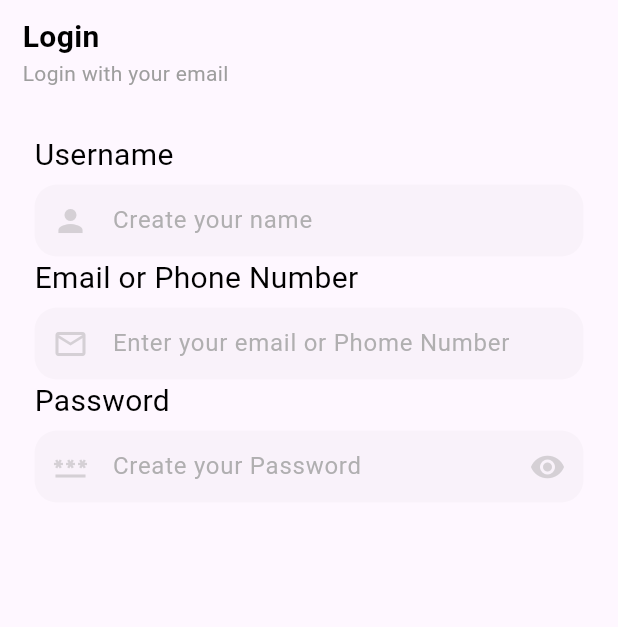
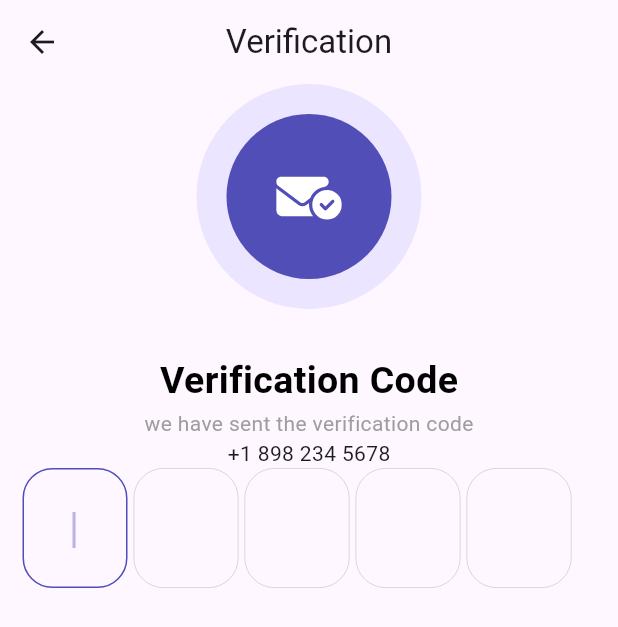
Before and after one commit to ibrahimalnagar45/Kutuku, a Flutter app: the Registerview screen opened by its route, after a tap on "LogIn", on a phone screen of 412 x 824 dp. Shown: the top 627 px of the screen. Run offline on Flutter 3.47's test engine with Material 3 defaults, Android fonts, the phone set to English and light mode, and no system bars; our stand-ins replace flutter_svg, go_router; missing offline and left inert: awesome_icons.

Commit message:
Add login and verification views with necessary widgets
- Added LoginView and VerificationView with respective widgets for authentication
  process. Also included necessary changes in routes and widgets for seamless
  navigation and user interaction.

```diff
--- a/lib/constants.dart
+++ b/lib/constants.dart
@@ -1,9 +1,11 @@
 import 'package:flutter/material.dart';
 import 'package:kutuku/features/onboarding/data/models/slider_model.dart';
 
+const String kAppName = "Kutuku";
+const Color kPrimaryColor = Color(0xff514eb7);
+  Color kSecondaryColor = Colors.grey.withOpacity(.5);
 const double kPrimaryPadding = 15;
-const Color kPrimaryColor = Color(0xff514eb7);
-const String kAppName = "Kutuku";
+
 const List<SliderModel> kSliders = [
   SliderModel(
       image: 'assets/images/onboarding1.jpeg',
--- a/lib/core/utils/routes.dart
+++ b/lib/core/utils/routes.dart
@@ -1,16 +1,16 @@
 import 'package:go_router/go_router.dart';
 import 'package:kutuku/features/auth/presentation/views/register_view.dart';
-import 'package:kutuku/features/auth/presentation/views/widgets/login_view.dart';
+import 'package:kutuku/features/auth/presentation/views/login_view.dart';
+import 'package:kutuku/features/auth/presentation/views/verification_view.dart';
 import 'package:kutuku/features/onboarding/presentation/views/onboarding_view.dart';
 
 import '../../features/splash/presentaion/views/splah_view.dart';
 
 abstract class AppRoutes {
-  static const String kONboarding = '/onboarding1';
+  static const String kONboarding = '/onboardingview';
   static const String kRgister = '/registerView';
   static const String kLogin = '/LoginView';
-
-
+  static const String kVerfication = '/verificationView';
 
   static final routes = GoRouter(
     initialLocation: '/splash',
@@ -27,10 +27,14 @@ abstract class AppRoutes {
         path: kRgister,
         builder: (context, state) => const Registerview(),
       ),
-       GoRoute(
+      GoRoute(
         path: kLogin,
         builder: (context, state) => const LoginView(),
       ),
+      GoRoute(
+        path: kVerfication,
+        builder: (context, state) => const VerificationView(),
+      )
     ],
   );
 }
--- a/lib/core/utils/widgets/icon_text_button.dart
+++ b/lib/core/utils/widgets/icon_text_button.dart
@@ -1,6 +1,4 @@
-
 import 'package:flutter/material.dart';
-
 import '../../../constants.dart';
 import '../styles.dart';
 
@@ -32,10 +30,10 @@ class IconTextButton extends StatelessWidget {
             prefixIcon!,
             scale: 7,
           ),
-            IconButton(
+          Center(
+            child: IconButton(
               onPressed: onPressed,
-              icon: Center(
-                child: Text(
+              icon: Text(
                 text,
                 style: colored
                     ? Styles.titleStyle.copyWith(color: Colors.white)
--- /dev/null
+++ b/lib/features/auth/presentation/views/verification_view.dart
@@ -0,0 +1,20 @@
+import 'package:flutter/material.dart';
+import 'package:kutuku/constants.dart';
+import 'package:kutuku/features/auth/presentation/views/widgets/verification_view_body.dart';
+
+import 'widgets/verification_view_appbar.dart';
+
+class VerificationView extends StatelessWidget {
+  const VerificationView({super.key});
+
+  @override
+  Widget build(BuildContext context) {
+    return Scaffold(
+      appBar: verificationViewAppBar(),
+      body: const Padding(
+        padding: EdgeInsets.symmetric(horizontal: kPrimaryPadding),
+        child: VerificationViewBody(),
+      ),
+    );
+  }
+}
--- a/lib/features/auth/presentation/views/widgets/register_view_body.dart
+++ b/lib/features/auth/presentation/views/widgets/register_view_body.dart
@@ -1,4 +1,5 @@
 import 'package:flutter/cupertino.dart';
+import 'package:flutter/gestures.dart';
 import 'package:flutter/material.dart';
 import 'package:flutter/widgets.dart';
 import 'package:go_router/go_router.dart';
@@ -82,7 +83,7 @@ class _RegisterViewBodyState extends State<RegisterViewBody> {
           CustomButton(
             text: 'LogIn',
             onPressed: () {
-              GoRouter.of(context).push(AppRoutes.kLogin);
+              GoRouter.of(context).push(AppRoutes.kVerfication);
             },
           ),
         ],
--- /dev/null
+++ b/lib/features/auth/presentation/views/widgets/verification_code_bloc.dart
@@ -0,0 +1,55 @@
+import 'package:flutter/material.dart';
+import 'package:kutuku/constants.dart';
+
+class VerificationCodeBloc extends StatefulWidget {
+  const VerificationCodeBloc(
+      {super.key, this.isFocused = false, this.onsubmitted});
+  final bool isFocused;
+  final Function(String)? onsubmitted;
+  @override
+  State<VerificationCodeBloc> createState() => _VerificationCodeBlocState();
+}
+
+class _VerificationCodeBlocState extends State<VerificationCodeBloc> {
+  late FocusNode _focusNode;
+  bool isFocused = false;
+  @override
+  void initState() {
+    _focusNode = FocusNode();
+    _focusNode.addListener(() {
+      _handleFocusChange();
+    });
+
+    super.initState();
+  }
+
+  void _handleFocusChange() {
+    setState(() {
+      isFocused = _focusNode.hasFocus;
+    });
+  }
+
+  @override
+  Widget build(BuildContext context) {
+    return Container(
+      width: 70,
+      decoration: BoxDecoration(
+        borderRadius: BorderRadius.circular(20),
+        border: Border.all(
+          color: isFocused ? kPrimaryColor : kSecondaryColor,
+          width: isFocused ? 1 : .5,
+        ),
+      ),
+      child: Center(
+        child: TextField(
+          onSubmitted: widget.onsubmitted,
+          autofocus: widget.isFocused,
+          focusNode: _focusNode,
+          textAlign: TextAlign.center,
+          cursorColor: kPrimaryColor.withOpacity(.4),
+          decoration: const InputDecoration.collapsed(hintText: ''),
+        ),
+      ),
+    );
+  }
+}
--- /dev/null
+++ b/lib/features/auth/presentation/views/widgets/verification_view_appbar.dart
@@ -0,0 +1,8 @@
+ import 'package:flutter/material.dart';
+
+AppBar verificationViewAppBar() {
+    return AppBar(
+      centerTitle: true,
+      title: const Text('Verification'),
+    );
+  }
--- /dev/null
+++ b/lib/features/auth/presentation/views/widgets/verification_view_body.dart
@@ -0,0 +1,78 @@
+import 'package:awesome_icons/awesome_icons.dart';
+import 'package:flutter/material.dart';
+
+import 'package:flutter_svg/svg.dart';
+import 'package:kutuku/constants.dart';
+import 'package:kutuku/core/utils/styles.dart';
+import 'package:kutuku/features/auth/presentation/views/widgets/verification_code_bloc.dart';
+
+class VerificationViewBody extends StatefulWidget {
+  const VerificationViewBody({super.key});
+
+  @override
+  State<VerificationViewBody> createState() => _VerificationViewBodyState();
+}
+
+class _VerificationViewBodyState extends State<VerificationViewBody> {
+  int currentIndex = 0;
+  @override
+  Widget build(BuildContext context) {
+    return Column(
+      crossAxisAlignment: CrossAxisAlignment.center,
+      children: [
+        CircleAvatar(
+          minRadius: 75,
+          backgroundColor: Colors.grey.withBlue(255).withOpacity(.2),
+          child: CircleAvatar(
+            minRadius: 55,
+            backgroundColor: kPrimaryColor,
+            child: Center(
+              child: SvgPicture.asset(
+                'assets/icons/envelope-circle-check-solid.svg',
+                height: 35,
+                colorFilter:
+                    const ColorFilter.mode(Colors.white, BlendMode.srcIn),
+              ),
+            ),
+          ),
+        ),
+        const SizedBox(
+          height: 30,
+        ),
+        Text(
+          'Verification Code',
+          style: Styles.titleStyle.copyWith(fontSize: 25),
+        ),
+        const Column(
+          mainAxisAlignment: MainAxisAlignment.center,
+          children: [
+            Text('we have sent the verification code', style: Styles.desStyle),
+            Text(
+              '+1 898 234 5678',
+            )
+          ],
+        ),
+        SizedBox(
+          height: 80,
+          child: ListView.builder(
+              scrollDirection: Axis.horizontal,
+              itemCount: 5,
+              itemBuilder: (context, index) {
+                return GestureDetector(
+                    onTap: () {
+                      setState(() {
+                        currentIndex = index;
+                      });
+                    },
+                    child: Padding(
+                      padding: const EdgeInsets.only(right: 4),
+                      child: VerificationCodeBloc(
+                        isFocused: currentIndex == index,
+                      ),
+                    ));
+              }),
+        )
+      ],
+    );
+  }
+}
--- a/lib/features/onboarding/presentation/views/widgets/onboarding_image_container.dart
+++ b/lib/features/onboarding/presentation/views/widgets/onboarding_image_container.dart
@@ -1,5 +1,4 @@
 import 'package:flutter/material.dart';
-import 'package:flutter_svg/flutter_svg.dart';
 
 class OnboardingImageContainer extends StatelessWidget {
   const OnboardingImageContainer({super.key, required this.image});
--- a/lib/features/onboarding/presentation/views/widgets/onboarding_view.body.dart
+++ b/lib/features/onboarding/presentation/views/widgets/onboarding_view.body.dart
@@ -78,11 +78,14 @@ class _OnboardingViewBodyState extends State<OnboardingViewBody> {
         const SizedBox(
           height: 10,
         ),
-        Text(
-          'Already Have An Account?',
-          textAlign: TextAlign.center,
-          style: Styles.desStyle
-              .copyWith(color: kPrimaryColor, fontWeight: FontWeight.bold),
+        TextButton(
+          onPressed: () => GoRouter.of(context).push(AppRoutes.kLogin),
+          child: Text(
+            'Already Have An Account?',
+            textAlign: TextAlign.center,
+            style: Styles.desStyle
+                .copyWith(color: kPrimaryColor, fontWeight: FontWeight.bold),
+          ),
         ),
       ],
     );
--- a/pubspec.yaml
+++ b/pubspec.yaml
@@ -33,6 +33,7 @@ dependencies:
   flutter:
     sdk: flutter
   flutter_svg: ^2.0.10+1
+  font_awesome_flutter: ^10.7.0
   go_router: ^13.2.2
 
 dev_dependencies:
```
Also changed, not shown: assets/icons/envelope-circle-check-solid.svg (added), lib/features/auth/presentation/views/login_view.dart (renamed from lib/features/auth/presentation/views/widgets/login_view.dart), pubspec.lock, 1 other file. Lines whose indentation alone changed are shown as unchanged.
